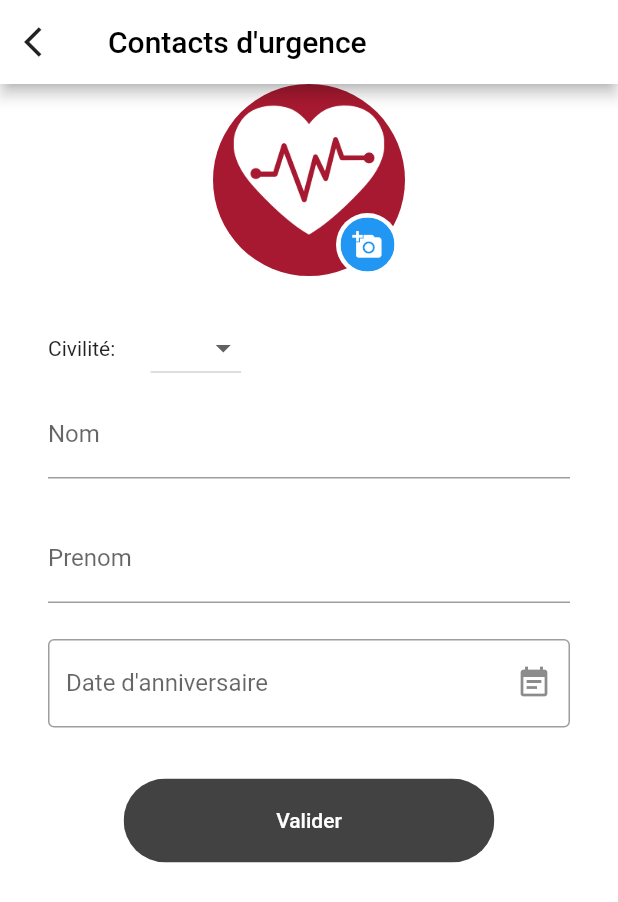
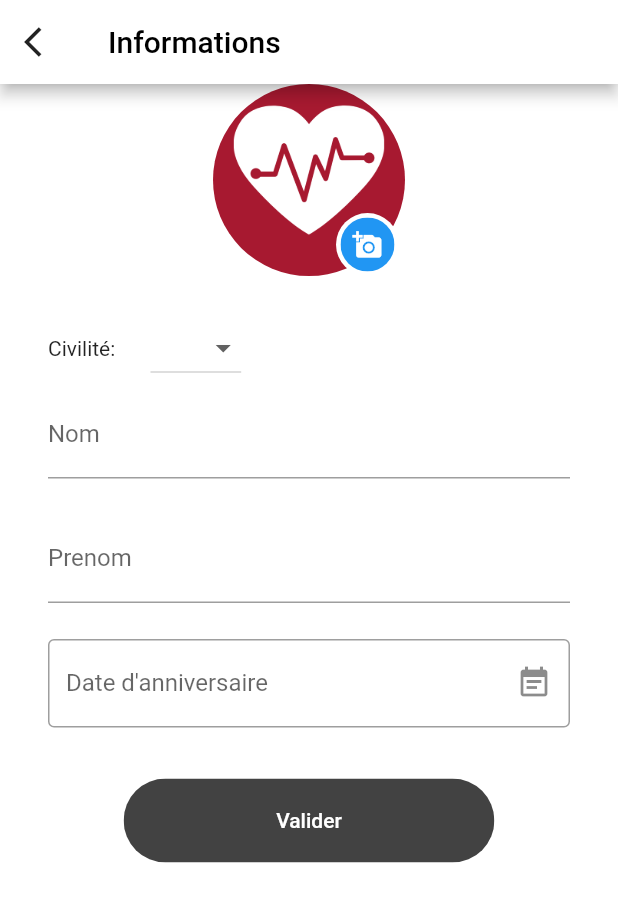
Before and after one commit to johlamie/healthCare, a Flutter app: the AccountPage screen opened directly, on a phone screen of 412 x 824 dp. Shown: the top 902 px of the screen. Run offline on Flutter 3.47's test engine with Material 2 defaults, Android fonts, the phone set to English and light mode, and no system bars; drawn by our look-alikes of date_field; our stand-ins replace cloud_firestore, dio, firebase_auth, firebase_core, flutter_local_notifications, flutter_svg and 3 more; missing offline and left inert: dart:ffi, health; accounts and stored records are empty; project files that could hold a hidden picture were left out.

Commit message:
Update Read Me

```diff
--- a/lib/Screens/Account/accountPage.dart
+++ b/lib/Screens/Account/accountPage.dart
@@ -21,7 +21,7 @@ class _AccountPageState extends State<AccountPage> {
         ),
         backgroundColor: Colors.white,
         title: Text(
-          "Contacts d'urgence",
+          "Informations",
           style: TextStyle(color: Colors.black),
         ),
       ),
--- a/lib/Screens/SignUp/components/body.dart
+++ b/lib/Screens/SignUp/components/body.dart
@@ -82,6 +82,7 @@ class Body extends StatelessWidget {
                     int iamneighbor = 0;
                     DataBaseService(uid: value.uid)
                         .saveAttackValue(iamneighbor, "", 0, 0, 0);
+                    DataBaseService(uid: value.uid).saveUser("", "", "", "");
                     Navigator.push(
                       context,
                       MaterialPageRoute(
```
Also changed, not shown: lib/Screens/Drawer/components/body.dart (+0 -18 lines).
